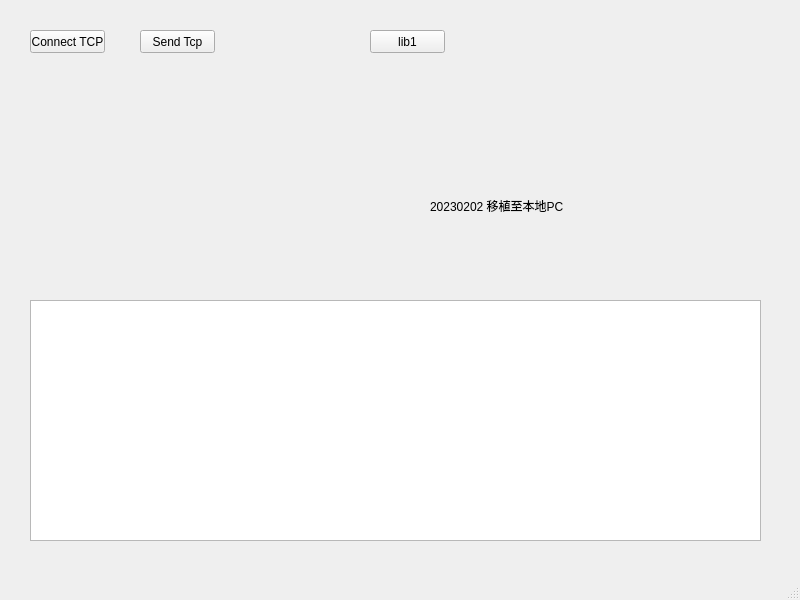
Above: ProjectGlory/ui/mainwindow.ui from cxy510/VscodeQt before the change. Below: the same form after it.
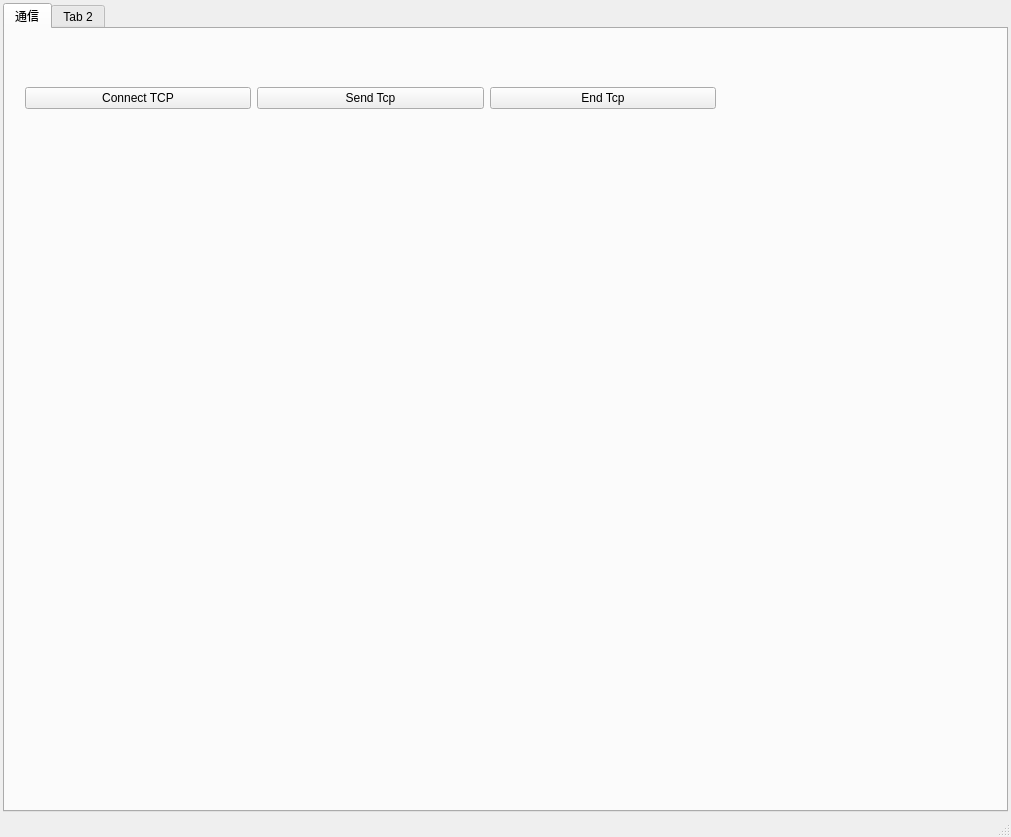
That is the form after the change.

What changed in the file:
```diff
--- a/ProjectGlory/ui/mainwindow.ui
+++ b/ProjectGlory/ui/mainwindow.ui
@@ -6,86 +6,78 @@
    <rect>
     <x>0</x>
     <y>0</y>
-    <width>800</width>
-    <height>600</height>
+    <width>1011</width>
+    <height>837</height>
    </rect>
   </property>
   <property name="windowTitle">
    <string>MainWindow</string>
   </property>
   <widget class="QWidget" name="centralwidget">
-   <widget class="QLabel" name="label">
-    <property name="geometry">
-     <rect>
-      <x>430</x>
-      <y>190</y>
-      <width>141</width>
-      <height>31</height>
-     </rect>
+   <layout class="QGridLayout" name="gridLayout">
+    <property name="leftMargin">
+     <number>3</number>
     </property>
-    <property name="text">
-     <string>20230202 移植至本地PC</string>
+    <property name="topMargin">
+     <number>3</number>
     </property>
-   </widget>
-   <widget class="QPushButton" name="btn_lib1">
+    <property name="rightMargin">
+     <number>3</number>
+    </property>
+    <property name="bottomMargin">
+     <number>3</number>
+    </property>
+    <item row="0" column="0">
+     <widget class="QTabWidget" name="tabWidget">
+      <property name="currentIndex">
+       <number>0</number>
+      </property>
+      <widget class="QWidget" name="tab">
+       <attribute name="title">
+        <string>通信</string>
+       </attribute>
+       <widget class="QWidget" name="">
     <property name="geometry">
      <rect>
-      <x>370</x>
-      <y>30</y>
-      <width>75</width>
-      <height>23</height>
-     </rect>
-    </property>
-    <property name="text">
-     <string>lib1</string>
-    </property>
-   </widget>
+          <x>20</x>
+          <y>40</y>
+          <width>691</width>
+          <height>59</height>
+         </rect>
+        </property>
+        <layout class="QHBoxLayout" name="horizontalLayout">
+         <item>
    <widget class="QPushButton" name="btn_conect">
-    <property name="geometry">
-     <rect>
-      <x>30</x>
-      <y>30</y>
-      <width>75</width>
-      <height>23</height>
-     </rect>
-    </property>
     <property name="text">
      <string>Connect TCP</string>
     </property>
    </widget>
+         </item>
+         <item>
    <widget class="QPushButton" name="btn_send_tcp">
-    <property name="geometry">
-     <rect>
-      <x>140</x>
-      <y>30</y>
-      <width>75</width>
-      <height>23</height>
-     </rect>
-    </property>
     <property name="text">
      <string>Send Tcp</string>
     </property>
    </widget>
-   <widget class="QTextEdit" name="textEdit_print">
-    <property name="geometry">
-     <rect>
-      <x>30</x>
-      <y>300</y>
-      <width>731</width>
-      <height>241</height>
-     </rect>
-    </property>
-   </widget>
-  </widget>
-  <widget class="QMenuBar" name="menubar">
-   <property name="geometry">
-    <rect>
-     <x>0</x>
-     <y>0</y>
-     <width>800</width>
-     <height>23</height>
-    </rect>
-   </property>
+         </item>
+         <item>
+          <widget class="QPushButton" name="btn_end_tcp">
+           <property name="text">
+            <string>End Tcp</string>
+           </property>
+          </widget>
+         </item>
+        </layout>
+       </widget>
+      </widget>
+      <widget class="QWidget" name="tab_2">
+       <attribute name="title">
+        <string>Tab 2</string>
+       </attribute>
+      </widget>
+     </widget>
+    </item>
+   </layout>
   </widget>
   <widget class="QStatusBar" name="statusbar"/>
  </widget>
```
Lines whose indentation alone changed are shown as unchanged.
